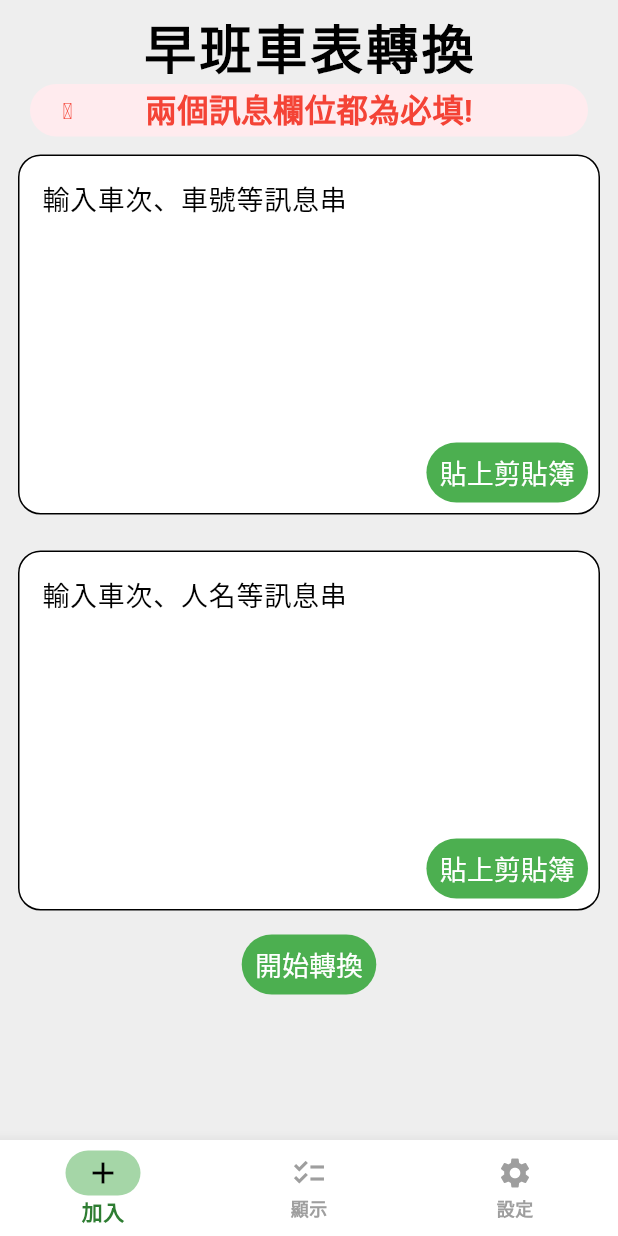
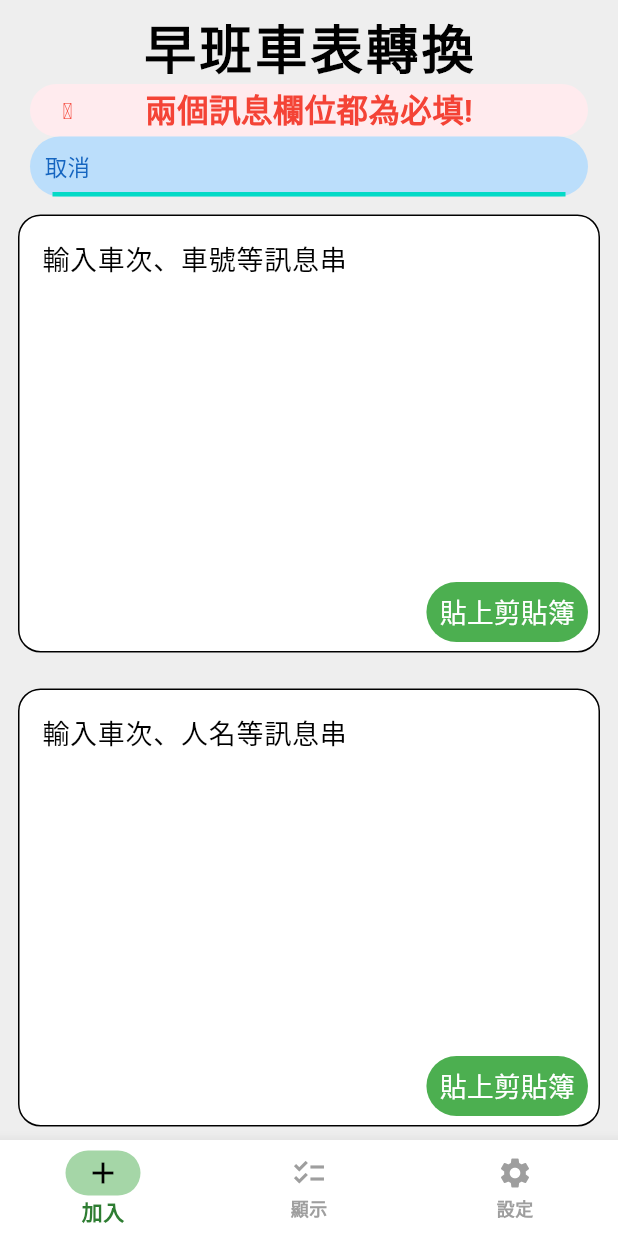
Before and after one commit to YFHD-osu/Line-Converter, a Flutter app: the screen it shows after launch, after a tap on "開始轉換", on a phone screen of 412 x 824 dp. Run offline on Flutter 3.47's test engine with Material 2 defaults, Android fonts, the light colour scheme and no system bars; our stand-ins replace shared_preferences; missing offline and left inert: gsheets; project files that could hold a hidden picture were left out.

Commit message:
Add information dialog
- Add a dialog to show parse result and let user choose what to do to the datas
- Still finding the method to show progress bar

```diff
--- a/lib/main.dart
+++ b/lib/main.dart
@@ -14,11 +14,12 @@ var pageController = PageController(
 class ErrorBoxControllerObject {
   double height ;
   String errorLore;
-  ErrorBoxControllerObject (this.height, this.errorLore);
+  Color color;
+  ErrorBoxControllerObject (this.height, this.errorLore, this.color);
 }
 
-var morningErrorBoxController = ErrorBoxControllerObject(0, "");
-var afternoonErrorBoxController = ErrorBoxControllerObject(0, "");
+var morningErrorBoxController = ErrorBoxControllerObject(0, "", Colors.red.shade50);
+var afternoonErrorBoxController = ErrorBoxControllerObject(0, "", Colors.red.shade50);
 
 void main() async{
   WidgetsFlutterBinding.ensureInitialized();
--- a/lib/pages/morningPage.dart
+++ b/lib/pages/morningPage.dart
@@ -3,9 +3,22 @@ import 'package:flutter/services.dart';
 import 'package:flutter_line_message_converter/main.dart';
 import '../stringPorcesser.dart';
 import 'informationDialog.dart';
+import '../dataManager.dart';
 
 var morningPersonTextBoxController = TextEditingController();
 var morningCarTextBoxController = TextEditingController();
+
+class ProgressBarControllerClass {
+  double height;
+  String lore;
+
+  ProgressBarControllerClass(this.height, this.lore){
+    height = height;
+    lore = lore;
+  }
+}
+
+var progressBarController = ProgressBarControllerClass(40, "");
 
 class MorningPersonTextBox extends StatefulWidget {
   const MorningPersonTextBox({Key? key}) : super(key: key);
@@ -22,7 +35,7 @@ class _MorningPersonTextBoxState extends State<MorningPersonTextBox> {
       children: [
         Container(
           margin: const EdgeInsets.all(12),
-          height: 10 * 24.0,
+          height: MediaQuery.of(context).size.height/2 -120,
           child: TextField(
             controller: morningPersonTextBoxController,
             style: const TextStyle(
@@ -37,9 +50,9 @@ class _MorningPersonTextBoxState extends State<MorningPersonTextBox> {
           ),
         ),
 
-        Container(
-          alignment: Alignment.bottomRight,
-          margin: const EdgeInsets.fromLTRB(0, 200, 20, 0),
+        Positioned(
+          right: 20,
+          bottom: 15,
           child: TextButton(
             style: TextButton.styleFrom(
               textStyle: const TextStyle(fontSize: 20),
@@ -78,7 +91,7 @@ class _MorningCarTextBoxState extends State<MorningCarTextBox> {
       children: [
         Container(
           margin: const EdgeInsets.all(12),
-          height: 10 * 24.0,
+          height: MediaQuery.of(context).size.height/2 -120,
           child: TextField(
             controller: morningCarTextBoxController,
             style: const TextStyle(
@@ -92,10 +105,9 @@ class _MorningCarTextBoxState extends State<MorningCarTextBox> {
             ),
           ),
         ),
-
-        Container(
-          alignment: Alignment.bottomRight,
-          margin: const EdgeInsets.fromLTRB(0, 200, 20, 0),
+        Positioned(
+          right: 20,
+          bottom: 15,
           child: TextButton(
             style: TextButton.styleFrom(
               textStyle: const TextStyle(fontSize: 20),
@@ -116,6 +128,7 @@ class _MorningCarTextBoxState extends State<MorningCarTextBox> {
 }
 
 class MorningParserPage extends StatefulWidget {
+
   const MorningParserPage({Key? key ,required this.errorBoxController}) : super(key: key,);
 
   final ErrorBoxControllerObject errorBoxController;
@@ -125,12 +138,13 @@ class MorningParserPage extends StatefulWidget {
 }
 
 class _MorningParserPageState extends State<MorningParserPage> {
+
+  double testValue = 0;
+
   @override
   Widget build(BuildContext context) {
     return GestureDetector(
-      onTap: (){
-        FocusScope.of(context).unfocus();
-      },
+      onTap: (){FocusScope.of(context).unfocus();},
       child: SingleChildScrollView(
           child: Column(
               children: [
@@ -148,7 +162,6 @@ class _MorningParserPageState extends State<MorningParserPage> {
                       )
                   ),
                 ),
-
                 AnimatedContainer(
                     curve: Curves.easeInOut,
                     duration: const Duration(
@@ -158,7 +171,7 @@ class _MorningParserPageState extends State<MorningParserPage> {
                     margin: const EdgeInsets.fromLTRB(20, 0, 20, 0),
                     child: DecoratedBox(
                       decoration: BoxDecoration(
-                          color: Colors.red[50],
+                          color: widget.errorBoxController.color,
                           borderRadius: const BorderRadius.all(Radius.circular(20))
                       ),
                         child: Stack(
@@ -190,10 +203,64 @@ class _MorningParserPageState extends State<MorningParserPage> {
                                     });
                                   },
                                 )
-                            ),
-                          ],
+                              ),
+                            ],
                         )
                     )
+                ),
+                AnimatedContainer(
+                  curve: Curves.easeInOut,
+                  duration: const Duration(
+                    milliseconds: 500,
+                  ),
+                  height: progressBarController.height,
+                  margin: const EdgeInsets.fromLTRB(20, 0, 20, 0),
+                  child: DecoratedBox(
+                      decoration: BoxDecoration(
+                          color: Colors.blue[100],
+                          borderRadius: const BorderRadius.all(Radius.circular(20))
+                      ),
+                      child: Stack(
+                        children: [
+                          Center(
+                            child: Text(progressBarController.lore ,
+                              style: TextStyle(
+                                  color: Colors.blue[500],
+                                  fontSize: 21,
+                                  backgroundColor: Colors.blue[50]
+                              ),
+                            ),
+                          ),
+                          SizedBox(
+                              width: 50,
+                              child: TextButton(
+                                style: TextButton.styleFrom(
+                                    primary: Colors.blue[500],
+                                    fixedSize: const Size.fromWidth(30)
+                                ),
+                                child: Text('取消',
+                                  textAlign: TextAlign.center,
+                                  style: TextStyle(fontSize: 15, color: Colors.blue[800]),),
+                                  onPressed: () {
+                                    setState(() {
+                                      testValue += 0.1;
+
+                                      progressBarController.height = 40;
+                                    });
+                                  },
+                              )
+                          ),
+                          Container(
+                            margin: EdgeInsets.fromLTRB(15, 37, 15, 0),
+                            child: LinearProgressIndicator(
+                              value: testValue,
+                              semanticsLabel: 'Linear progress indicator',
+                            ),
+                          )
+
+                        ],
+                      )
+                  )
                 ),
                 MorningCarTextBox(),
                 MorningPersonTextBox(),
@@ -230,10 +297,17 @@ class _MorningParserPageState extends State<MorningParserPage> {
                         var endCode = await showDataObject.showData();
                         /* Code Lore:
                             0 = 啥都不做
-                            1 =
+                            1 = 上傳船單
+                            2 = 儲存到本機
+                            3 = 樣樣都來
+                         */
+                        switch(endCode){
+                          case 1:
+                            break;
+                          case 2:
 
-                         */
-                        print(endCode);
+
+                        }
                       }
                     },
                     child: const Text('開始轉換',
--- a/pubspec.yaml
+++ b/pubspec.yaml
@@ -38,6 +38,7 @@ dependencies:
   provider: ^6.0.3
   shared_preferences: ^2.0.15
   flutter_launcher_icons: ^0.10.0
+  path_provider: ^2.0.11
 
 dev_dependencies:
   flutter_test:
```
Also changed, not shown: lib/dataManager.dart (added, +76 -0 lines), lib/pages/informationDialog.dart (+6 -2 lines), lib/pages/viewData.dart (added, +19 -0 lines), pubspec.lock, 2 other files.
